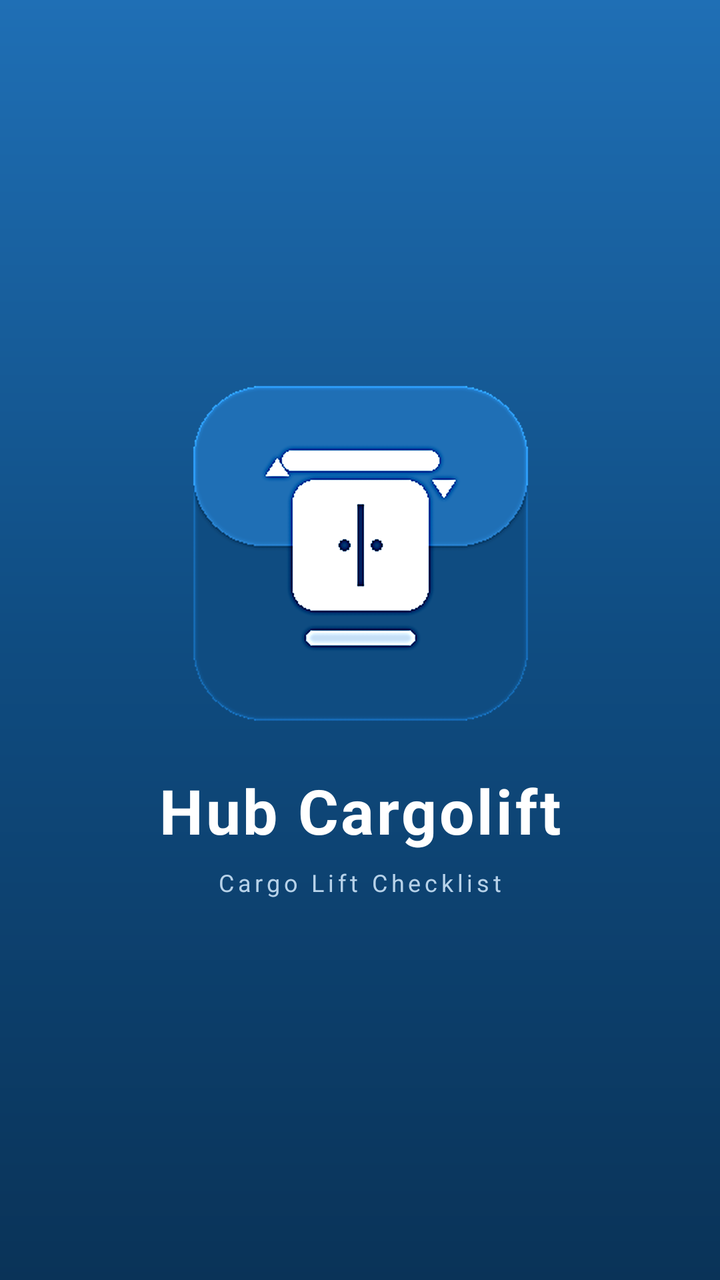
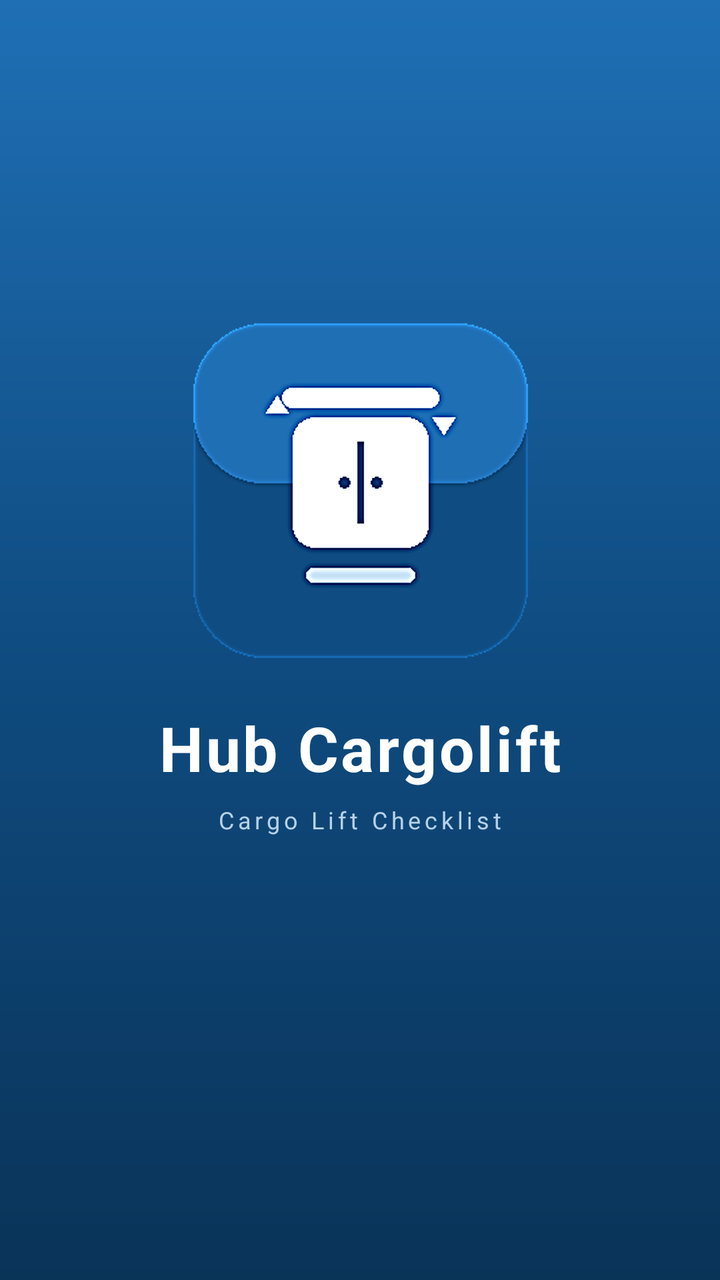

Compare the two renders of this Android layout. The source of the first and the diff that turns it into the second are given below.
<!-- AndroidManifest.xml: application theme AppTheme -->
<!-- res/layout/activity_main.xml -->
<?xml version="1.0" encoding="utf-8"?>
<FrameLayout xmlns:android="http://schemas.android.com/apk/res/android"
    android:layout_width="match_parent"
    android:layout_height="match_parent"
    android:background="@drawable/splash_background">

    <WebView
        android:id="@+id/webview"
        android:layout_width="match_parent"
        android:layout_height="match_parent"
        android:background="@color/cargo_white" />

    
    <LinearLayout
        android:id="@+id/loading_view"
        android:layout_width="match_parent"
        android:layout_height="match_parent"
        android:background="@drawable/splash_background"
        android:gravity="center"
        android:orientation="vertical">

        <ImageView
            android:layout_width="140dp"
            android:layout_height="140dp"
            android:adjustViewBounds="true"
            android:contentDescription="@string/app_name"
            android:src="@drawable/splash_logo" />

        <ProgressBar
            android:layout_width="32dp"
            android:layout_height="32dp"
            android:layout_marginTop="16dp"
            android:indeterminateTint="@color/cargo_white" />

        <TextView
            android:layout_width="wrap_content"
            android:layout_height="wrap_content"
            android:layout_marginTop="14dp"
            android:text="@string/loading_text"
            android:textColor="@color/cargo_muted"
            android:textSize="14sp" />
    </LinearLayout>

    
    <LinearLayout
        android:id="@+id/error_view"
        android:layout_width="match_parent"
        android:layout_height="match_parent"
        android:background="@drawable/splash_background"
        android:gravity="center"
        android:orientation="vertical"
        android:padding="34dp"
        android:visibility="gone">

        <ImageView
            android:layout_width="104dp"
            android:layout_height="104dp"
            android:adjustViewBounds="true"
            android:alpha="0.9"
            android:contentDescription="@string/app_name"
            android:src="@drawable/splash_logo" />

        <TextView
            android:id="@+id/error_title"
            android:layout_width="wrap_content"
            android:layout_height="wrap_content"
            android:layout_marginTop="22dp"
            android:gravity="center"
            android:text="@string/error_title"
            android:textColor="@color/cargo_white"
            android:textSize="20sp"
            android:textStyle="bold" />

        <TextView
            android:id="@+id/error_detail"
            android:layout_width="wrap_content"
            android:layout_height="wrap_content"
            android:layout_marginTop="10dp"
            android:gravity="center"
            android:text="@string/error_generic_detail"
            android:textColor="@color/cargo_muted"
            android:textSize="14sp" />

        <Button
            android:id="@+id/retry_button"
            android:layout_width="180dp"
            android:layout_height="50dp"
            android:layout_marginTop="28dp"
            android:background="@drawable/retry_button"
            android:text="@string/retry"
            android:textColor="@color/cargo_deep"
            android:textSize="16sp"
            android:textStyle="bold" />
    </LinearLayout>

    
    <LinearLayout
        android:id="@+id/splash_overlay"
        android:layout_width="match_parent"
        android:layout_height="match_parent"
        android:background="@drawable/splash_background"
        android:gravity="center"
        android:orientation="vertical">

        <ImageView
            android:layout_width="172dp"
            android:layout_height="172dp"
            android:adjustViewBounds="true"
            android:contentDescription="@string/app_name"
            android:src="@drawable/splash_logo" />

        <TextView
            android:layout_width="wrap_content"
            android:layout_height="wrap_content"
            android:layout_marginTop="22dp"
            android:letterSpacing="0.04"
            android:text="@string/app_name"
            android:textColor="@color/cargo_white"
            android:textSize="31sp"
            android:textStyle="bold" />

        <TextView
            android:layout_width="wrap_content"
            android:layout_height="wrap_content"
            android:layout_marginTop="7dp"
            android:letterSpacing="0.16"
            android:text="@string/splash_tagline"
            android:textColor="@color/cargo_muted"
            android:textSize="12sp" />
    </LinearLayout>
</FrameLayout>
<!-- resources referenced by this layout -->
<resources>
  <color name="cargo_deep">#0A3358</color>
  <color name="cargo_muted">#B7D2E9</color>
  <color name="cargo_white">#FFFFFF</color>
  <!-- drawable retry_button (drawable) -->
  <?xml version="1.0" encoding="utf-8"?>
  <shape xmlns:android="http://schemas.android.com/apk/res/android"
      android:shape="rectangle">
      <solid android:color="@color/cargo_white" />
      <corners android:radius="26dp" />
  </shape>
  <!-- drawable splash_background (drawable) -->
  <?xml version="1.0" encoding="utf-8"?>
  <shape xmlns:android="http://schemas.android.com/apk/res/android"
      android:shape="rectangle">
      <gradient
          android:type="linear"
          android:angle="270"
          android:startColor="#1F6FB5"
          android:centerColor="#0F4C81"
          android:endColor="#0A3358" />
  </shape>
  <!-- drawable splash_logo: png bitmap (drawable-xxhdpi, 80428 bytes) -->
  <string name="app_name">Hub Cargolift</string>
  <string name="error_generic_detail">We couldn\'t reach the Cargo Lift server. Please check your connection and try again.</string>
  <string name="error_title">Couldn\'t load Hub Cargolift</string>
  <string name="loading_text">Loading Hub Cargolift…</string>
  <string name="retry">Retry</string>
  <string name="splash_tagline">Cargo Lift Checklist</string>
  <style name="AppTheme" parent="@android:style/Theme.Material.NoActionBar">
          
          <item name="android:windowBackground">@drawable/splash_background</item>
          <item name="android:statusBarColor">@color/cargo_deep</item>
          <item name="android:navigationBarColor">@color/cargo_darkest</item>
          <item name="android:windowFullscreen">true</item>
          <item name="android:windowLightStatusBar">false</item>
          <item name="android:colorAccent">@color/cargo_accent</item>
          <item name="android:windowActionModeOverlay">true</item>
      </style>
  <color name="cargo_darkest">#07213B</color>
  <color name="cargo_accent">#1F9D63</color>
</resources>

<!-- the commit's change to res/layout/activity_main.xml (unified diff, before → after) -->
@@ -127,5 +127,14 @@
             android:text="@string/splash_tagline"
             android:textColor="@color/cargo_muted"
             android:textSize="12sp" />
+
+        <TextView
+            android:id="@+id/splash_version"
+            android:layout_width="wrap_content"
+            android:layout_height="wrap_content"
+            android:layout_marginTop="48dp"
+            android:alpha="0.65"
+            android:textColor="@color/cargo_muted"
+            android:textSize="11sp" />
     </LinearLayout>
 </FrameLayout>
